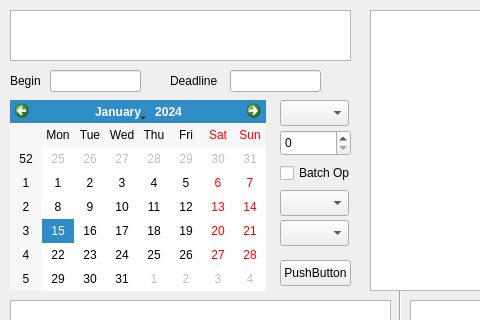
The window that designer.ui (ysglyl/yutools) describes before a commit, drawn with Qt 5; both pictures show x 0 to 480 and y 0 to 320 of the 800 by 802 pixel window.
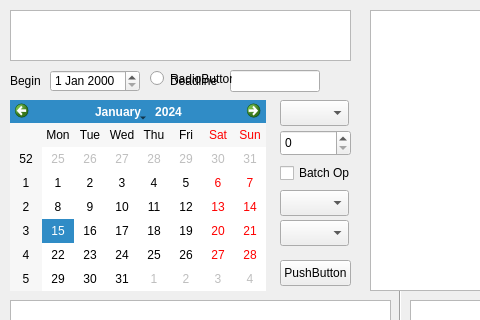
The same window after the commit.

```diff
--- a/designer.ui
+++ b/designer.ui
@@ -149,16 +149,6 @@
      </rect>
     </property>
    </widget>
-   <widget class="QLineEdit" name="le_begin">
-    <property name="geometry">
-     <rect>
-      <x>50</x>
-      <y>70</y>
-      <width>91</width>
-      <height>22</height>
-     </rect>
-    </property>
-   </widget>
    <widget class="QTextEdit" name="txt_content">
     <property name="geometry">
      <rect>
@@ -174,7 +164,7 @@
      <rect>
       <x>230</x>
       <y>70</y>
-      <width>91</width>
+      <width>90</width>
       <height>22</height>
      </rect>
     </property>
@@ -222,6 +212,32 @@
      <enum>Qt::Horizontal</enum>
     </property>
    </widget>
+   <widget class="QDateEdit" name="dateEdit">
+    <property name="geometry">
+     <rect>
+      <x>50</x>
+      <y>70</y>
+      <width>90</width>
+      <height>22</height>
+     </rect>
+    </property>
+    <property name="readOnly">
+     <bool>false</bool>
+    </property>
+   </widget>
+   <widget class="QRadioButton" name="radioButton">
+    <property name="geometry">
+     <rect>
+      <x>150</x>
+      <y>70</y>
+      <width>82</width>
+      <height>17</height>
+     </rect>
+    </property>
+    <property name="text">
+     <string>RadioButton</string>
+    </property>
+   </widget>
   </widget>
   <widget class="QMenuBar" name="menubar">
    <property name="geometry">
```
Left out of the diff: 21 changed lines with no effect on the pictures.
